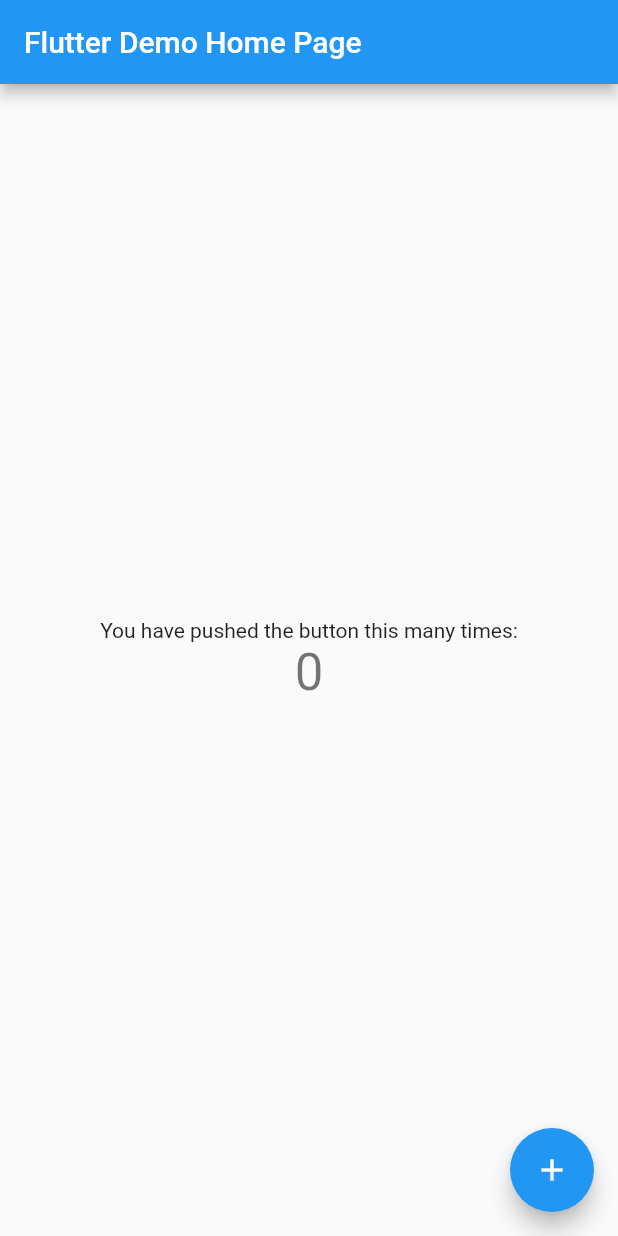
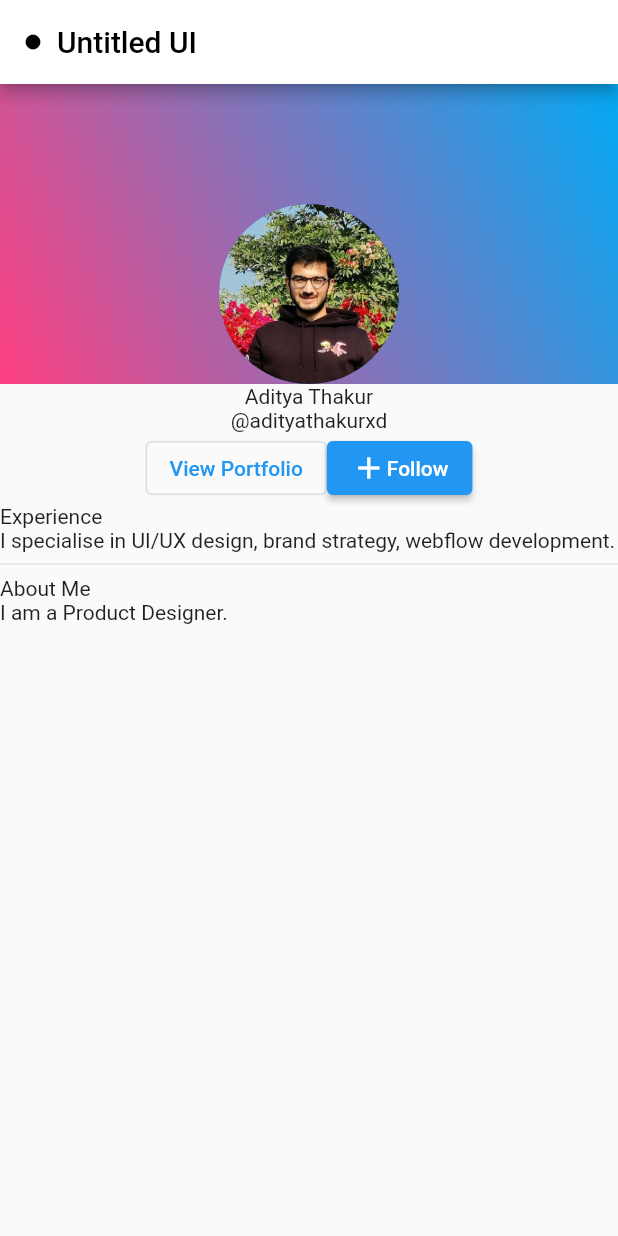
Before and after one commit to adityathakurxd/flutter_portfolio, a Flutter app: the screen it shows after launch, on a phone screen of 412 x 824 dp. Run offline on Flutter 3.47's test engine with Material 2 defaults, Android fonts, the phone set to English and light mode, and no system bars.

Commit message:
Added some basic UI structure

```diff
--- a/lib/main.dart
+++ b/lib/main.dart
@@ -1,4 +1,5 @@
 import 'package:flutter/material.dart';
+import 'package:portfolio/screens/home_screen.dart';
 
 void main() {
   runApp(const MyApp());
@@ -13,103 +14,9 @@
     return MaterialApp(
       title: 'Flutter Demo',
       theme: ThemeData(
-        // This is the theme of your application.
-        //
-        // Try running your application with "flutter run". You'll see the
-        // application has a blue toolbar. Then, without quitting the app, try
-        // changing the primarySwatch below to Colors.green and then invoke
-        // "hot reload" (press "r" in the console where you ran "flutter run",
-        // or simply save your changes to "hot reload" in a Flutter IDE).
-        // Notice that the counter didn't reset back to zero; the application
-        // is not restarted.
         primarySwatch: Colors.blue,
       ),
-      home: const MyHomePage(title: 'Flutter Demo Home Page'),
+      home: const HomeScreen(),
     );
   }
 }
-
-class MyHomePage extends StatefulWidget {
-  const MyHomePage({Key? key, required this.title}) : super(key: key);
-
-  // This widget is the home page of your application. It is stateful, meaning
-  // that it has a State object (defined below) that contains fields that affect
-  // how it looks.
-
-  // This class is the configuration for the state. It holds the values (in this
-  // case the title) provided by the parent (in this case the App widget) and
-  // used by the build method of the State. Fields in a Widget subclass are
-  // always marked "final".
-
-  final String title;
-
-  @override
-  State<MyHomePage> createState() => _MyHomePageState();
-}
-
-class _MyHomePageState extends State<MyHomePage> {
-  int _counter = 0;
-
-  void _incrementCounter() {
-    setState(() {
-      // This call to setState tells the Flutter framework that something has
-      // changed in this State, which causes it to rerun the build method below
-      // so that the display can reflect the updated values. If we changed
-      // _counter without calling setState(), then the build method would not be
-      // called again, and so nothing would appear to happen.
-      _counter++;
-    });
-  }
-
-  @override
-  Widget build(BuildContext context) {
-    // This method is rerun every time setState is called, for instance as done
-    // by the _incrementCounter method above.
-    //
-    // The Flutter framework has been optimized to make rerunning build methods
-    // fast, so that you can just rebuild anything that needs updating rather
-    // than having to individually change instances of widgets.
-    return Scaffold(
-      appBar: AppBar(
-        // Here we take the value from the MyHomePage object that was created by
-        // the App.build method, and use it to set our appbar title.
-        title: Text(widget.title),
-      ),
-      body: Center(
-        // Center is a layout widget. It takes a single child and positions it
-        // in the middle of the parent.
-        child: Column(
-          // Column is also a layout widget. It takes a list of children and
-          // arranges them vertically. By default, it sizes itself to fit its
-          // children horizontally, and tries to be as tall as its parent.
-          //
-          // Invoke "debug painting" (press "p" in the console, choose the
-          // "Toggle Debug Paint" action from the Flutter Inspector in Android
-          // Studio, or the "Toggle Debug Paint" command in Visual Studio Code)
-          // to see the wireframe for each widget.
-          //
-          // Column has various properties to control how it sizes itself and
-          // how it positions its children. Here we use mainAxisAlignment to
-          // center the children vertically; the main axis here is the vertical
-          // axis because Columns are vertical (the cross axis would be
-          // horizontal).
-          mainAxisAlignment: MainAxisAlignment.center,
-          children: <Widget>[
-            const Text(
-              'You have pushed the button this many times:',
-            ),
-            Text(
-              '$_counter',
-              style: Theme.of(context).textTheme.headline4,
-            ),
-          ],
-        ),
-      ),
-      floatingActionButton: FloatingActionButton(
-        onPressed: _incrementCounter,
-        tooltip: 'Increment',
-        child: const Icon(Icons.add),
-      ), // This trailing comma makes auto-formatting nicer for build methods.
-    );
-  }
-}
--- /dev/null
+++ b/lib/screens/home_screen.dart
@@ -0,0 +1,76 @@
+import 'package:flutter/material.dart';
+
+class HomeScreen extends StatelessWidget {
+  const HomeScreen({Key? key}) : super(key: key);
+
+  @override
+  Widget build(BuildContext context) {
+    return Scaffold(
+      appBar: AppBar(
+        title: Row(
+          children: [
+            Icon(
+              Icons.circle_sharp,
+              size: 12,
+              color: Colors.black,
+            ),
+            SizedBox(
+              width: 10,
+            ),
+            Text(
+              "Untitled UI",
+              style: TextStyle(color: Colors.black),
+            )
+          ],
+        ),
+        // foregroundColor: Colors.black,
+        backgroundColor: Colors.white,
+      ),
+      body: Column(
+        crossAxisAlignment: CrossAxisAlignment.start,
+        children: [
+          Container(
+            width: MediaQuery.of(context).size.width,
+            height: 200,
+            decoration: BoxDecoration(
+              gradient: LinearGradient(
+                begin: Alignment.topRight,
+                end: Alignment.bottomLeft,
+                colors: [
+                  Colors.lightBlue,
+                  Colors.pinkAccent,
+                ],
+              ),
+            ),
+            child: Align(
+              alignment: Alignment.bottomCenter,
+              child: CircleAvatar(
+                radius: 60,
+                backgroundImage: AssetImage("assets/aditya.jpeg"),
+              ),
+            ),
+          ),
+          Center(child: Text("Aditya Thakur")),
+          Center(child: Text("@adityathakurxd")),
+          Row(
+            mainAxisAlignment: MainAxisAlignment.center,
+            children: [
+              OutlinedButton(onPressed: () {}, child: Text("View Portfolio")),
+              ElevatedButton(
+                  onPressed: () {},
+                  child: Row(
+                    children: [Icon(Icons.add), Text("Follow")],
+                  ))
+            ],
+          ),
+          Text("Experience"),
+          Text(
+              "I specialise in UI/UX design, brand strategy, webflow development."),
+          Divider(),
+          Text("About Me"),
+          Text("I am a Product Designer."),
+        ],
+      ),
+    );
+  }
+}
--- a/pubspec.yaml
+++ b/pubspec.yaml
@@ -58,8 +58,8 @@
   uses-material-design: true
 
   # To add assets to your application, add an assets section, like this:
-  # assets:
-  #   - images/a_dot_burr.jpeg
+  assets:
+    - assets/aditya.jpeg
   #   - images/a_dot_ham.jpeg
 
   # An image asset can refer to one or more resolution-specific "variants", see
```
Also changed, not shown: assets/aditya.jpeg (added).
